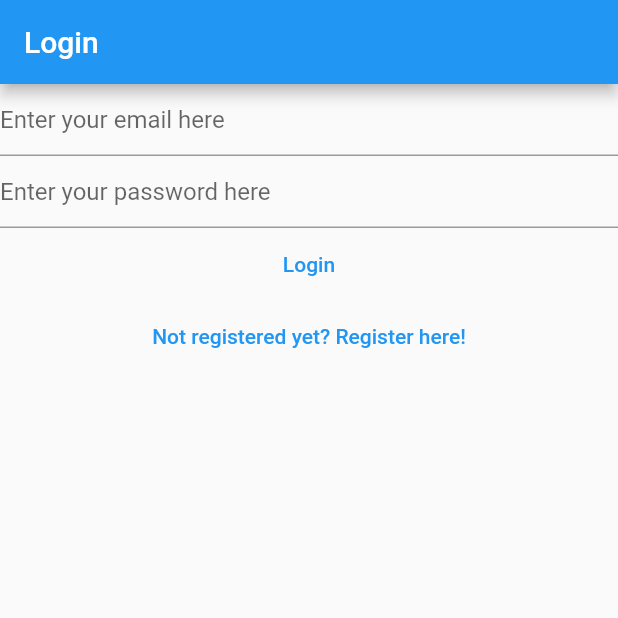
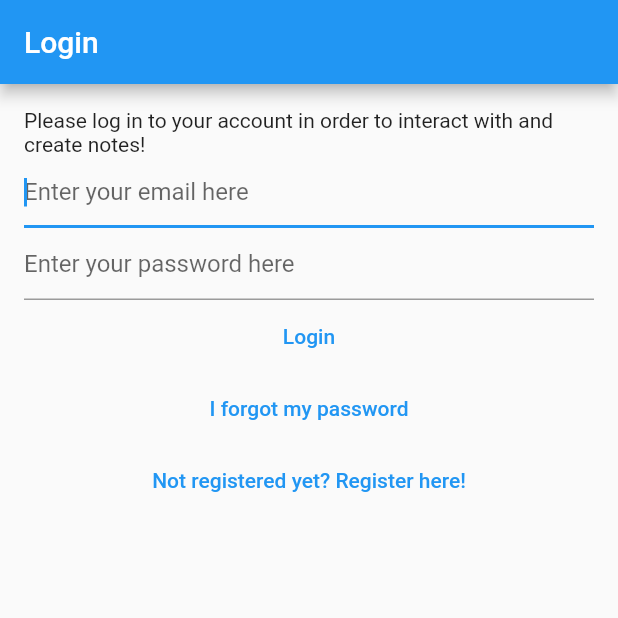
Before and after one commit to ahmadjz/My-Notes-Flutter, a Flutter app: the screen it shows after launch, on a phone screen of 412 x 824 dp, the top half of it. Run offline on Flutter 3.47's test engine with Material 2 defaults, Android fonts, the phone set to English and light mode, and no system bars; our stand-ins replace bloc, cloud_firestore, equatable, firebase_auth, firebase_core, flutter_bloc and 1 more; accounts and stored records are empty.

Commit message:
implement reset password + fix bugs

```diff
--- a/lib/main.dart
+++ b/lib/main.dart
@@ -4,6 +4,7 @@ import 'package:my_notes/constants/routes.dart';
 import 'package:my_notes/services/auth/bloc/auth_bloc.dart';
 import 'package:my_notes/services/auth/firebase_auth_provider.dart';
 import 'package:my_notes/utilities/helpers/loading/loading_screen.dart';
+import 'package:my_notes/views/forgot_password_view.dart';
 import 'package:my_notes/views/login_view.dart';
 import 'package:my_notes/views/notes/create_or_update_note_view.dart';
 import 'package:my_notes/views/notes/notes_view.dart';
@@ -56,6 +57,8 @@ class HomePage extends StatelessWidget {
           return const VerifyEmailView();
         } else if (state is AuthStateLoggedOut) {
           return const LoginView();
+        } else if (state is AuthStateForgotPassword) {
+          return const ForgotPasswordView();
         } else if (state is AuthStateRegistering) {
           return const RegisterView();
         } else {
--- a/lib/services/auth/auth_provider.dart
+++ b/lib/services/auth/auth_provider.dart
@@ -13,4 +13,5 @@ abstract class AuthProvider {
   });
   Future<void> logOut();
   Future<void> sendEmailVerification();
+  Future<void> sendPasswordReset({required String toEmail});
 }
--- a/lib/services/auth/auth_service.dart
+++ b/lib/services/auth/auth_service.dart
@@ -39,4 +39,8 @@ class AuthService implements AuthProvider {
 
   @override
   Future<void> initialize() => provider.initialize();
+
+  @override
+  Future<void> sendPasswordReset({required String toEmail}) =>
+      provider.sendPasswordReset(toEmail: toEmail);
 }
--- a/lib/services/auth/bloc/auth_event.dart
+++ b/lib/services/auth/bloc/auth_event.dart
@@ -39,6 +39,11 @@ class AuthEventShouldRegister extends AuthEvent {
   const AuthEventShouldRegister();
 }
 
+class AuthEventForgotPassword extends AuthEvent {
+  final String? email;
+  const AuthEventForgotPassword({this.email});
+}
+
 class AuthEventLogOut extends AuthEvent {
   const AuthEventLogOut();
 }
--- a/lib/services/auth/bloc/auth_state.dart
+++ b/lib/services/auth/bloc/auth_state.dart
@@ -31,6 +31,16 @@ class AuthStateLoggedIn extends AuthState {
   }) : super(isLoading: isLoading);
 }
 
+class AuthStateForgotPassword extends AuthState {
+  final Exception? exception;
+  final bool hasSentEmail;
+  const AuthStateForgotPassword({
+    required this.exception,
+    required this.hasSentEmail,
+    required bool isLoading,
+  }) : super(isLoading: isLoading);
+}
+
 class AuthStateNeedsVerification extends AuthState {
   const AuthStateNeedsVerification({required bool isLoading})
       : super(isLoading: isLoading);
--- /dev/null
+++ b/lib/utilities/dialogs/password_reset_email_sent_dialog.dart
@@ -0,0 +1,14 @@
+import 'package:flutter/material.dart';
+import 'package:my_notes/utilities/dialogs/generic_dialog.dart';
+
+Future<void> showPasswordResetSentDialog(BuildContext context) {
+  return showGenericDialog<void>(
+    context: context,
+    title: 'Password Reset',
+    content:
+        'We have now sent you a password reset link. Please check your email for more information.',
+    options: {
+      'OK': null,
+    },
+  );
+}
--- a/lib/views/login_view.dart
+++ b/lib/views/login_view.dart
@@ -27,7 +27,8 @@ class _LoginViewState extends State<LoginView> {
       listener: (context, state) async {
         if (state is AuthStateLoggedOut) {
           if (state.exception is UserNotFoundAuthException) {
-            await showErrorDialog(context, 'User not found');
+            await showErrorDialog(
+                context, 'Cannot find a user with the entered credentials!');
           } else if (state.exception is WrongPasswordAuthException) {
             await showErrorDialog(context, 'Wrong credentials');
           } else if (state.exception is GenericAuthException) {
@@ -39,11 +40,16 @@ class _LoginViewState extends State<LoginView> {
         appBar: AppBar(
           title: const Text("Login"),
         ),
-        body: Column(
+        body: Padding(
+          padding: const EdgeInsets.all(16.0),
+          child: Column(
             children: [
+              const Text(
+                  'Please log in to your account in order to interact with and create notes!'),
               TextField(
                 controller: _email,
                 enableSuggestions: false,
+                autofocus: true,
                 autocorrect: false,
                 keyboardType: TextInputType.emailAddress,
                 decoration: const InputDecoration(
@@ -89,6 +95,14 @@ class _LoginViewState extends State<LoginView> {
               TextButton(
                 onPressed: () {
                   context.read<AuthBloc>().add(
+                        const AuthEventForgotPassword(),
+                      );
+                },
+                child: const Text('I forgot my password'),
+              ),
+              TextButton(
+                onPressed: () {
+                  context.read<AuthBloc>().add(
                         const AuthEventShouldRegister(),
                       );
                 },
@@ -97,6 +111,7 @@ class _LoginViewState extends State<LoginView> {
             ],
           ),
         ),
+      ),
     );
   }
 }
```
Also changed, not shown: lib/services/auth/bloc/auth_bloc.dart (+68 -0 lines), lib/services/auth/firebase_auth_provider.dart (+18 -0 lines), lib/views/forgot_password_view.dart (added, +86 -0 lines), lib/views/register_view.dart (+6 -1 lines). Lines whose indentation alone changed are shown as unchanged.
